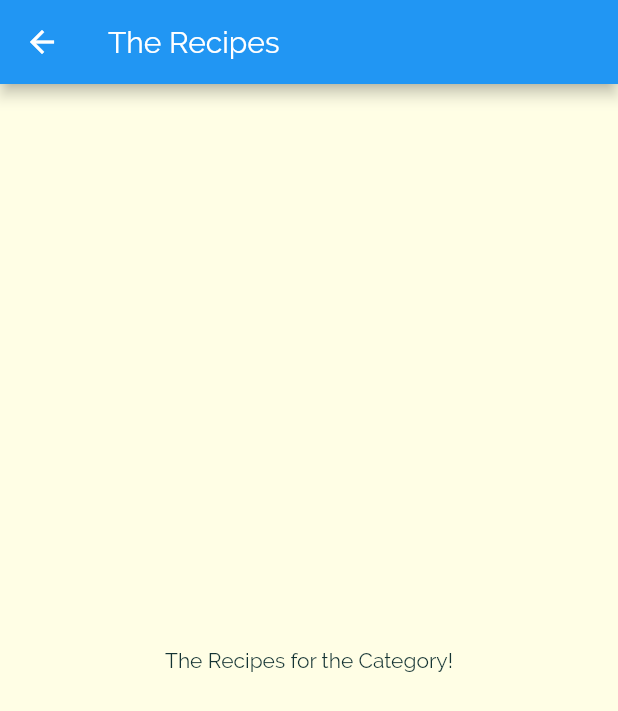
After one commit to kaings-flutter/flutter_proj3, a Flutter app: the screen it shows after launch, after a tap on "Italian", on a phone screen of 412 x 824 dp. The commit adds this screen. Shown: the top 711 px of the screen. Run offline on Flutter 3.47's test engine with Material 2 defaults, Android fonts, the phone set to English and light mode, and no system bars.

Commit message:
navigating to new page

```diff
--- a/lib/category_item.dart
+++ b/lib/category_item.dart
@@ -1,4 +1,5 @@
 import 'package:flutter/material.dart';
+import './category_meals_screen.dart';
 
 class CategoryItem extends StatelessWidget {
   final String title;
@@ -6,9 +7,21 @@ class CategoryItem extends StatelessWidget {
 
   CategoryItem(this.title, this.color);
 
+  void selectCategory(BuildContext ctx) {
+    Navigator.of(ctx).push(MaterialPageRoute(builder: (builderContext) {
+      return CategoryMealsScreen();
+    }));
+  }
+
   @override
   Widget build(BuildContext context) {
-    return Container(
+    return InkWell(
+      onTap: () {
+        selectCategory(context);
+      },
+      borderRadius: BorderRadius.circular(15),
+      splashColor: Theme.of(context).primaryColor,
+      child: Container(
         padding: const EdgeInsets.all(
             15), // this will improve performance. `const` will inform flutter not to rerender because it is const (won't change)
         child: Text(
@@ -18,6 +31,7 @@ class CategoryItem extends StatelessWidget {
         decoration: BoxDecoration(
             gradient: LinearGradient(colors: [color.withOpacity(0.7), color]),
             borderRadius: BorderRadius.circular(15)),
+      ),
     );
   }
 }
--- /dev/null
+++ b/lib/category_meals_screen.dart
@@ -0,0 +1,13 @@
+import 'package:flutter/material.dart';
+
+class CategoryMealsScreen extends StatelessWidget {
+  @override
+  Widget build(BuildContext context) {
+    return Scaffold(
+      appBar: AppBar(title: Text('The Recipes')),
+      body: Center(
+        child: Text('The Recipes for the Category!'),
+      ),
+    );
+  }
+}
```
Lines whose indentation alone changed are shown as unchanged.
